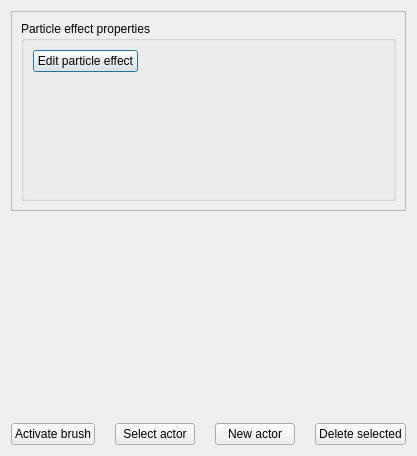
Qt form src/wte/ui/ActorEditTool.ui (spiricn/Wt) before a commit.
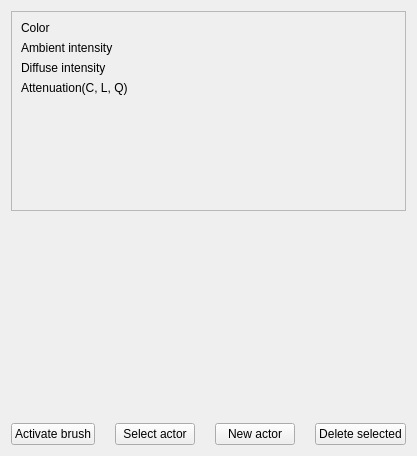
The same form after that commit. Custom widgets are drawn as their Qt base class.

Commit message: Point light managing added to the world editor.

```diff
--- a/src/wte/ui/ActorEditTool.ui
+++ b/src/wte/ui/ActorEditTool.ui
@@ -26,7 +26,7 @@
       <enum>QFrame::StyledPanel</enum>
      </property>
      <property name="currentIndex">
-      <number>1</number>
+      <number>2</number>
      </property>
      <widget class="QWidget" name="modelledActor">
       <layout class="QGridLayout" name="gridLayout_2">
@@ -83,6 +83,50 @@
        </item>
       </layout>
      </widget>
+     <widget class="QWidget" name="point_light">
+      <layout class="QFormLayout" name="formLayout_3">
+       <item row="0" column="0">
+        <widget class="QLabel" name="label">
+         <property name="text">
+          <string>Color</string>
+         </property>
+        </widget>
+       </item>
+       <item row="0" column="1">
+        <widget class="ColorEditWidget" name="lightColor" native="true"/>
+       </item>
+       <item row="1" column="0">
+        <widget class="QLabel" name="label_3">
+         <property name="text">
+          <string>Ambient intensity</string>
+         </property>
+        </widget>
+       </item>
+       <item row="2" column="0">
+        <widget class="QLabel" name="label_4">
+         <property name="text">
+          <string>Diffuse intensity</string>
+         </property>
+        </widget>
+       </item>
+       <item row="3" column="0">
+        <widget class="QLabel" name="label_5">
+         <property name="text">
+          <string>Attenuation(C, L, Q)</string>
+         </property>
+        </widget>
+       </item>
+       <item row="3" column="1">
+        <widget class="VecEditWidget" name="lightAttenuation" native="true"/>
+       </item>
+       <item row="2" column="1">
+        <widget class="SlidedSpinboxWidget" name="lightDiffuseIntensity" native="true"/>
+       </item>
+       <item row="1" column="1">
+        <widget class="SlidedSpinboxWidget" name="lightAmbientIntensity" native="true"/>
+       </item>
+      </layout>
+     </widget>
     </widget>
    </item>
    <item>
@@ -144,6 +188,30 @@
     <signal>translationChanged()</signal>
    </slots>
   </customwidget>
+  <customwidget>
+   <class>ColorEditWidget</class>
+   <extends>QWidget</extends>
+   <header>coloreditwidget.h</header>
+   <container>1</container>
+   <slots>
+    <signal>valueChanged()</signal>
+   </slots>
+  </customwidget>
+  <customwidget>
+   <class>VecEditWidget</class>
+   <extends>QWidget</extends>
+   <header>veceditwidget.h</header>
+   <container>1</container>
+   <slots>
+    <signal>valueChanged()</signal>
+   </slots>
+  </customwidget>
+  <customwidget>
+   <class>SlidedSpinboxWidget</class>
+   <extends>QWidget</extends>
+   <header>slidedspinboxwidget.h</header>
+   <container>1</container>
+  </customwidget>
  </customwidgets>
  <resources/>
  <connections>
```
Left out of the diff: 68 changed lines with no effect on the pictures. The commit also changes 11 other files.
